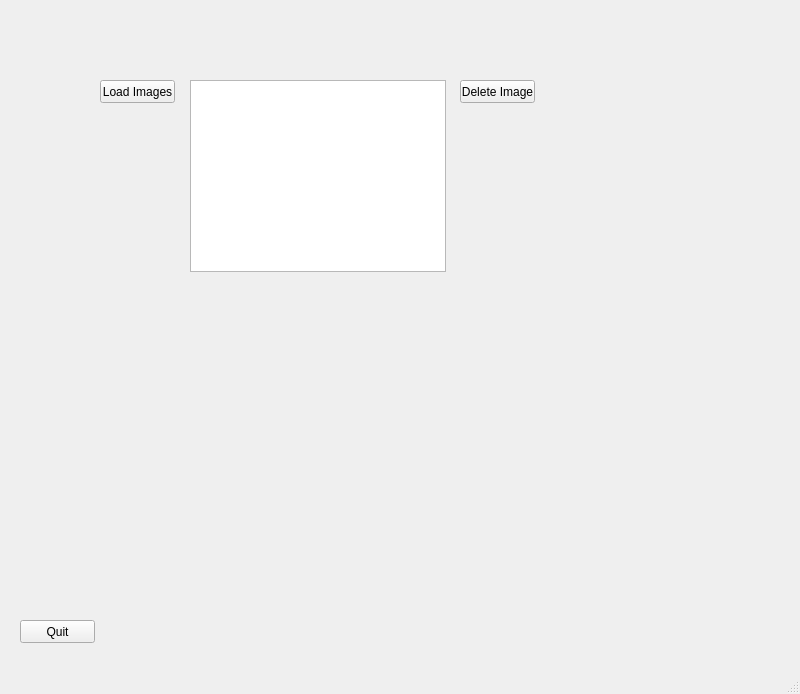
The window that Images2WavefrontObj/UI/Imgages2WavefrontObj.ui (haegar80/Images2WavefrontObj) describes before a commit, drawn with Qt 5.
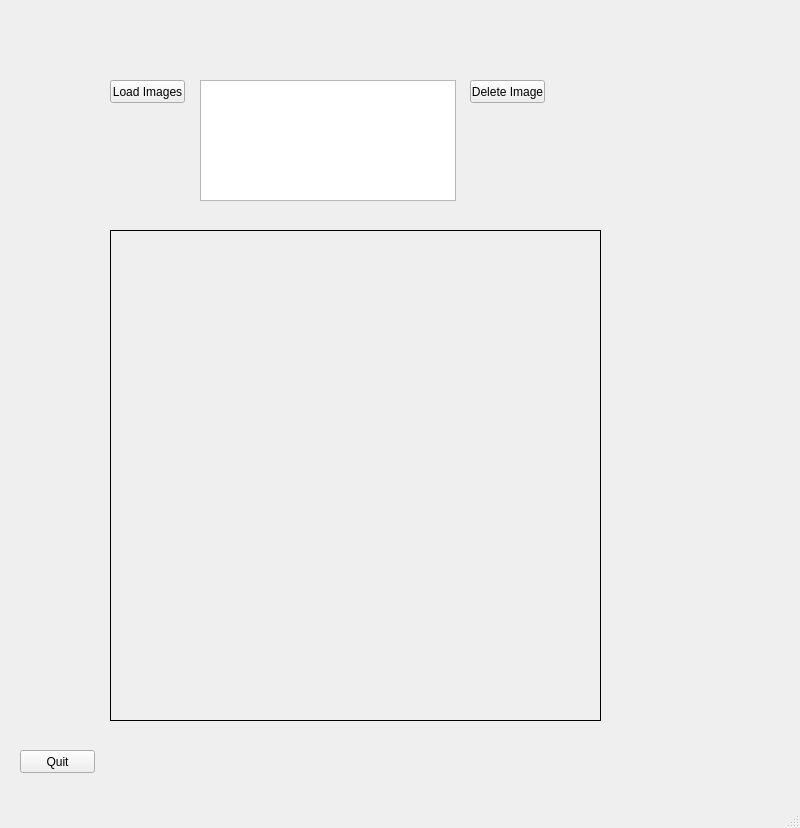
The same window after the commit.

Commit message: alignment of qui elements, added empty QLabel for image display

```diff
--- a/Images2WavefrontObj/UI/Imgages2WavefrontObj.ui
+++ b/Images2WavefrontObj/UI/Imgages2WavefrontObj.ui
@@ -7,7 +7,7 @@
     <x>0</x>
     <y>0</y>
     <width>800</width>
-    <height>694</height>
+    <height>828</height>
    </rect>
   </property>
   <property name="windowTitle">
@@ -20,13 +20,13 @@
       <x>60</x>
       <y>50</y>
       <width>581</width>
-      <height>411</height>
+      <height>681</height>
      </rect>
     </property>
     <widget class="QPushButton" name="loadImagesButton">
      <property name="geometry">
       <rect>
-       <x>40</x>
+       <x>50</x>
        <y>30</y>
        <width>75</width>
        <height>23</height>
@@ -39,17 +39,17 @@
     <widget class="QListWidget" name="listImagesWidget">
      <property name="geometry">
       <rect>
-       <x>130</x>
+       <x>140</x>
        <y>30</y>
        <width>256</width>
-       <height>192</height>
+       <height>121</height>
       </rect>
      </property>
     </widget>
     <widget class="QPushButton" name="deleteImageButton">
      <property name="geometry">
       <rect>
-       <x>400</x>
+       <x>410</x>
        <y>30</y>
        <width>75</width>
        <height>23</height>
@@ -59,12 +59,31 @@
       <string>Delete Image</string>
      </property>
     </widget>
+    <widget class="QLabel" name="imageLabel">
+     <property name="geometry">
+      <rect>
+       <x>50</x>
+       <y>180</y>
+       <width>491</width>
+       <height>491</height>
+      </rect>
+     </property>
+     <property name="frameShape">
+      <enum>QFrame::Box</enum>
+     </property>
+     <property name="text">
+      <string/>
+     </property>
+     <property name="scaledContents">
+      <bool>true</bool>
+     </property>
+    </widget>
    </widget>
    <widget class="QPushButton" name="quitButton">
     <property name="geometry">
      <rect>
       <x>20</x>
-      <y>620</y>
+      <y>750</y>
       <width>75</width>
       <height>23</height>
      </rect>
```
The commit also changes 2 other files.
